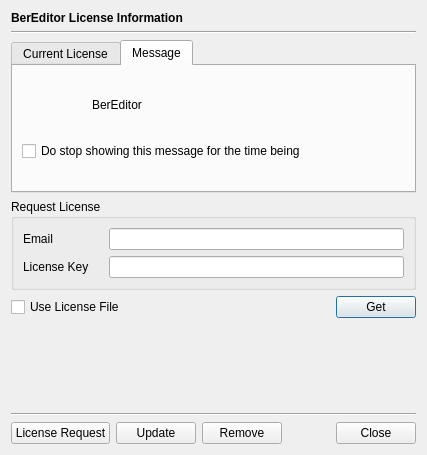
Old version of the form BerEditor/lcn_info_dlg.ui in the repository jykim74/BerEditor.
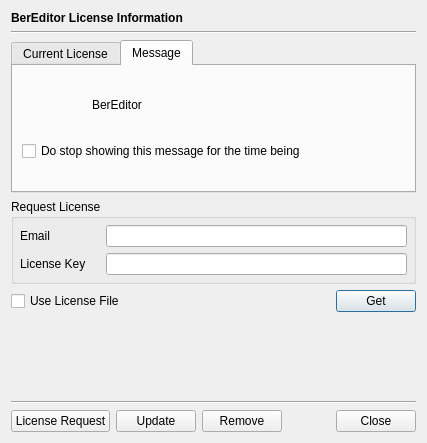
New version of the form. Icons and pictures are not drawn.

```diff
--- a/BerEditor/lcn_info_dlg.ui
+++ b/BerEditor/lcn_info_dlg.ui
@@ -7,7 +7,7 @@
     <x>0</x>
     <y>0</y>
     <width>427</width>
-    <height>455</height>
+    <height>443</height>
    </rect>
   </property>
   <property name="windowTitle">
@@ -281,6 +281,21 @@
       <string>Request License</string>
      </property>
      <layout class="QGridLayout" name="gridLayout_5">
+      <property name="leftMargin">
+       <number>6</number>
+      </property>
+      <property name="topMargin">
+       <number>6</number>
+      </property>
+      <property name="rightMargin">
+       <number>6</number>
+      </property>
+      <property name="bottomMargin">
+       <number>6</number>
+      </property>
+      <property name="horizontalSpacing">
+       <number>6</number>
+      </property>
       <item row="1" column="1">
        <widget class="QLineEdit" name="mKeyText"/>
       </item>
```
